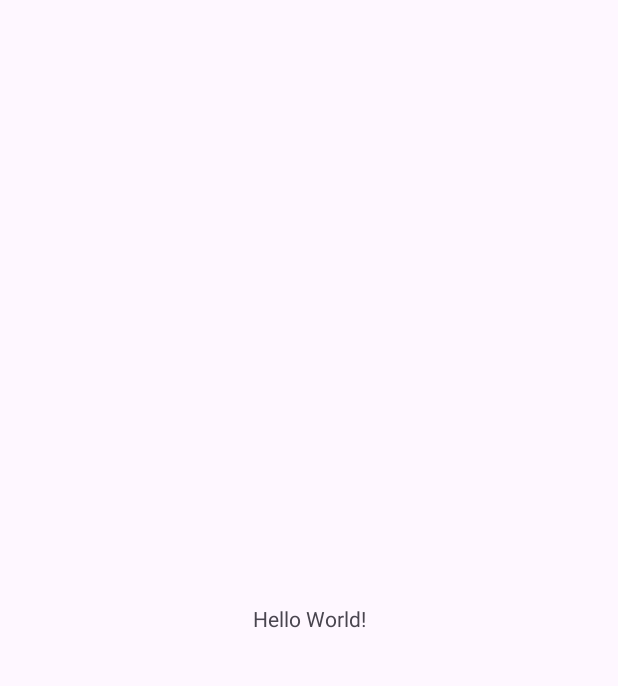
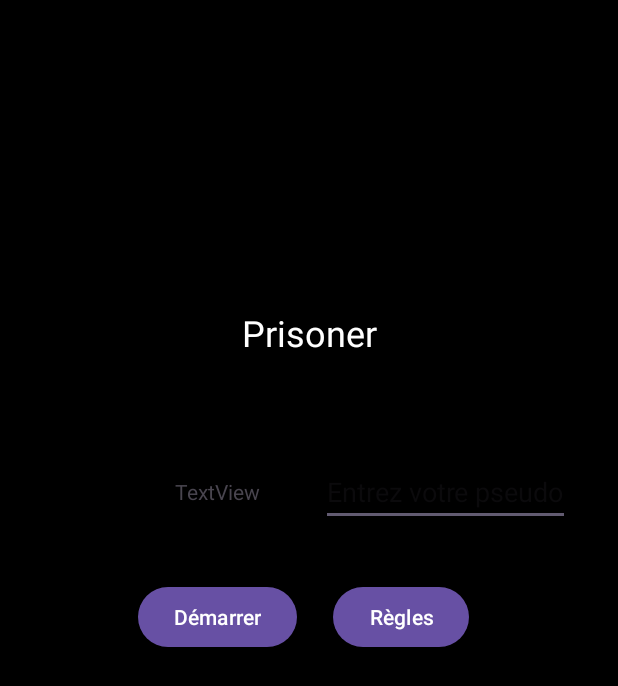
Before and after one commit to noura1133/prisoner, an Android app: the screen it shows after launch (MainActivity), on a phone screen of 412 x 824 dp. Before the commit the part shown is almost empty. Shown: the top 686 px of the screen. Run offline under Robolectric (Android 15) with nearby library versions, the phone set to English and light mode, and no system bars.

Commit message:
Ajout page d'accueil

```diff
--- a/app/src/main/res/layout/activity_main.xml
+++ b/app/src/main/res/layout/activity_main.xml
@@ -4,15 +4,82 @@
     xmlns:tools="http://schemas.android.com/tools"
     android:layout_width="match_parent"
     android:layout_height="match_parent"
+    android:background="@color/black"
     tools:context=".MainActivity">
 
+    <!-- Ajoute le titre de ton jeu -->
     <TextView
+        android:id="@+id/textViewTitle"
         android:layout_width="wrap_content"
         android:layout_height="wrap_content"
-        android:text="Hello World!"
+        android:layout_marginBottom="80dp"
+        android:text="Prisoner"
+        android:textColor="@android:color/white"
+        android:textSize="24sp"
+        app:layout_constraintBottom_toTopOf="@+id/textView"
+        app:layout_constraintEnd_toEndOf="parent"
+        app:layout_constraintStart_toStartOf="parent" />
+
+    <!-- Champ de texte pour le pseudo -->
+
+    <!-- TextView pour l'étiquette "Pseudo" -->
+
+    <!-- Bouton pour démarrer le jeu -->
+
+    <!-- Bouton pour afficher les règles -->
+
+    <!-- Guide pour séparer les boutons -->
+
+    <EditText
+        android:id="@+id/editTextPseudo"
+        android:layout_width="0dp"
+        android:layout_height="wrap_content"
+        android:layout_marginStart="8dp"
+        android:hint="Entrez votre pseudo"
+        android:inputType="text"
+        app:layout_constraintBottom_toBottomOf="@+id/textView"
+        app:layout_constraintStart_toStartOf="@+id/guideline"
+        app:layout_constraintTop_toTopOf="@+id/textView" />
+
+    <Button
+        android:id="@+id/buttonStart"
+        android:layout_width="wrap_content"
+        android:layout_height="wrap_content"
+        android:layout_marginEnd="8dp"
+        android:text="Démarrer"
+        app:layout_constraintBottom_toBottomOf="@+id/buttonRules"
+        app:layout_constraintEnd_toStartOf="@id/guideline"
+        app:layout_constraintTop_toTopOf="@+id/buttonRules" />
+
+    <Button
+        android:id="@+id/buttonRules"
+        android:layout_width="wrap_content"
+        android:layout_height="wrap_content"
+        android:layout_marginStart="8dp"
+        android:text="Règles"
         app:layout_constraintBottom_toBottomOf="parent"
         app:layout_constraintEnd_toEndOf="parent"
-        app:layout_constraintStart_toStartOf="parent"
-        app:layout_constraintTop_toTopOf="parent" />
+        app:layout_constraintHorizontal_bias="0.075"
+        app:layout_constraintStart_toEndOf="@id/guideline"
+        app:layout_constraintTop_toTopOf="parent"
+        app:layout_constraintVertical_bias="0.499" />
+
+    <androidx.constraintlayout.widget.Guideline
+        android:id="@+id/guideline"
+        android:layout_width="wrap_content"
+        android:layout_height="wrap_content"
+        android:orientation="vertical"
+        app:layout_constraintGuide_percent="0.5" />
+
+    <TextView
+        android:id="@+id/textView"
+        android:layout_width="wrap_content"
+        android:layout_height="wrap_content"
+        android:layout_marginEnd="8dp"
+        android:layout_marginBottom="50dp"
+        android:text="TextView"
+        app:layout_constraintBottom_toTopOf="@+id/buttonStart"
+        app:layout_constraintEnd_toStartOf="@+id/guideline"
+        app:layout_constraintStart_toStartOf="@+id/buttonStart" />
 
 </androidx.constraintlayout.widget.ConstraintLayout>
--- a/app/src/main/res/values/colors.xml
+++ b/app/src/main/res/values/colors.xml
@@ -2,4 +2,6 @@
 <resources>
     <color name="black">#FF000000</color>
     <color name="white">#FFFFFFFF</color>
+    <color name="blue_background">#FF0000FF</color>
+
 </resources>
```
